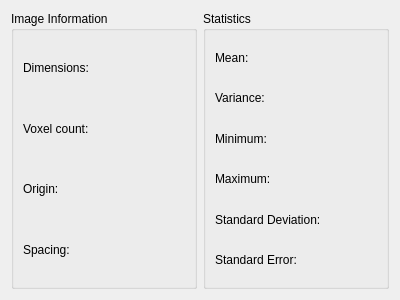
This is source/modules/image_information/ImageInformationWidget.ui in josefkoller/ambient_image_processor as Qt 5 draws it before an edit. The edited form follows.
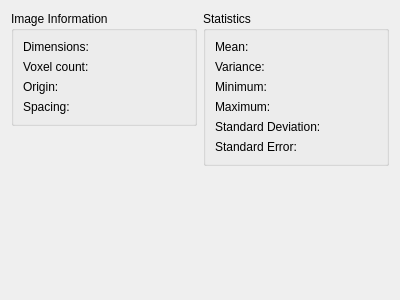
This is the edited form.

Commit message: ui format: maximize horizontally and align to top

The edit to the form file:
```diff
--- a/source/modules/image_information/ImageInformationWidget.ui
+++ b/source/modules/image_information/ImageInformationWidget.ui
@@ -14,10 +14,10 @@
    <string>Form</string>
   </property>
   <layout class="QHBoxLayout" name="horizontalLayout">
-   <item>
+   <item alignment="Qt::AlignTop">
     <widget class="QGroupBox" name="info_box">
      <property name="sizePolicy">
-      <sizepolicy hsizetype="Preferred" vsizetype="Preferred">
+      <sizepolicy hsizetype="Preferred" vsizetype="Maximum">
        <horstretch>0</horstretch>
        <verstretch>0</verstretch>
       </sizepolicy>
@@ -88,10 +88,10 @@
      </layout>
     </widget>
    </item>
-   <item>
+   <item alignment="Qt::AlignTop">
     <widget class="QGroupBox" name="statistic_box">
      <property name="sizePolicy">
-      <sizepolicy hsizetype="Preferred" vsizetype="Preferred">
+      <sizepolicy hsizetype="Preferred" vsizetype="Maximum">
        <horstretch>0</horstretch>
        <verstretch>0</verstretch>
       </sizepolicy>
```
The commit also changes 20 other files.
